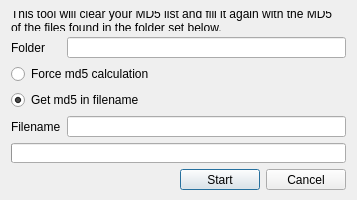
This is gui/src/utils/md5-fix/md5-fix.ui in Bionus/imgbrd-grabber as Qt 5 draws it before an edit. The edited form follows.
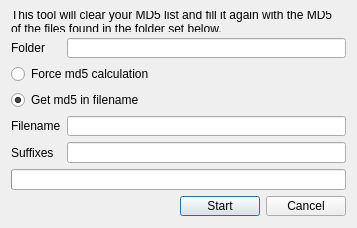
This is the edited form. Icons and pictures are not drawn.

```diff
--- a/gui/src/utils/md5-fix/md5-fix.ui
+++ b/gui/src/utils/md5-fix/md5-fix.ui
@@ -7,7 +7,7 @@
     <x>0</x>
     <y>0</y>
     <width>357</width>
-    <height>200</height>
+    <height>224</height>
    </rect>
   </property>
   <property name="windowTitle">
@@ -68,7 +68,7 @@
    <item row="4" column="1">
     <widget class="QLineEdit" name="lineFilename"/>
    </item>
-   <item row="5" column="0" colspan="2">
+   <item row="6" column="0" colspan="2">
     <widget class="QProgressBar" name="progressBar">
      <property name="enabled">
       <bool>true</bool>
@@ -78,7 +78,7 @@
      </property>
     </widget>
    </item>
-   <item row="6" column="0" colspan="2">
+   <item row="7" column="0" colspan="2">
     <layout class="QHBoxLayout" name="horizontalLayout_4">
      <item>
       <spacer name="horizontalSpacer">
@@ -109,6 +109,16 @@
      </item>
     </layout>
    </item>
+   <item row="5" column="0">
+    <widget class="QLabel" name="label_4">
+     <property name="text">
+      <string>Suffixes</string>
+     </property>
+    </widget>
+   </item>
+   <item row="5" column="1">
+    <widget class="QLineEdit" name="lineSuffixes"/>
+   </item>
   </layout>
  </widget>
  <tabstops>
```
Left out of the diff: 6 changed lines with no effect on the pictures.
